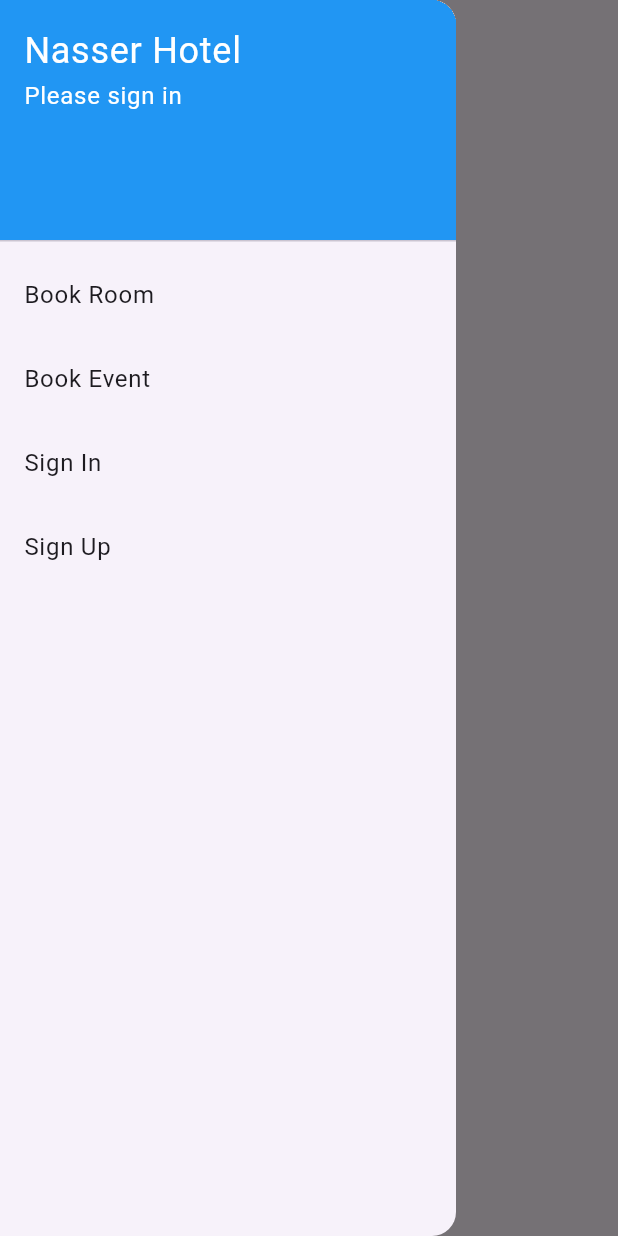
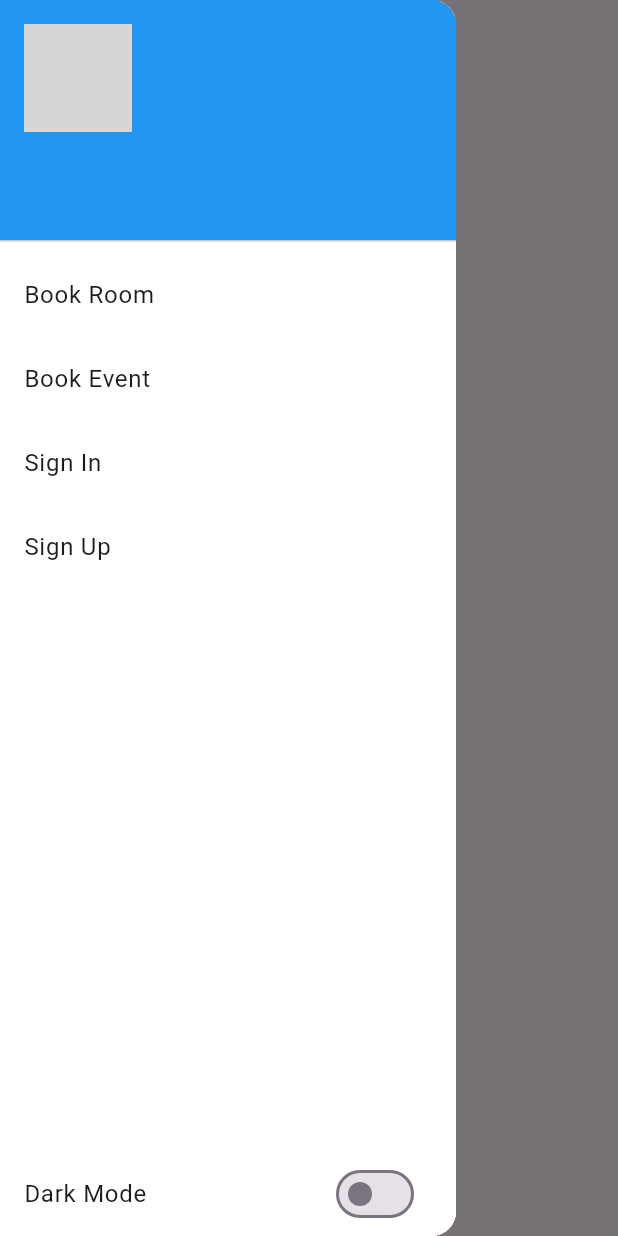
Before and after one commit to elias-nasser/project2, a Flutter app: the DashboardPage screen opened directly, with the side drawer open, on a phone screen of 412 x 824 dp. Run offline on Flutter 3.47's test engine with Material 3 defaults, Android fonts, the phone set to English and light mode, and no system bars; our stand-ins replace shared_preferences; accounts and stored records are empty; network calls fail; grey boxes are pictures that could not be loaded.

Commit message:
Retrieve the email and profile image of the user from the database on navigation drawer add dark and light mode

```diff
--- a/lib/dashboard.dart
+++ b/lib/dashboard.dart
@@ -54,7 +54,13 @@ class _DashboardPageState extends State<DashboardPage> {
 
   @override
   Widget build(BuildContext context) {
-    return Scaffold(
+    var authProvider = Provider.of<AuthProvider>(context);
+    return Theme(
+        data: ThemeData(
+          brightness: authProvider.isDarkMode ? Brightness.dark : Brightness.light,
+          canvasColor: authProvider.isDarkMode ? Colors.grey[850] : Colors.white,
+        ),
+      child : Scaffold(
       appBar: AppBar(
         title: Text('Dashboard'),
       ),
@@ -89,7 +95,7 @@ class _DashboardPageState extends State<DashboardPage> {
                 ),
               ),
             ),
-    );
+    ));
   }
 }
 
--- a/lib/navigationDrawer/navigation_drawer.dart
+++ b/lib/navigationDrawer/navigation_drawer.dart
@@ -7,68 +7,62 @@ import '../home.dart';
 import '../auth/sign_in.dart';
 import '../auth/sign_up.dart';
 
-class navigationDrawer extends StatelessWidget {
+const String _baseURL = 'https://nasserhotel.000webhostapp.com/';
+
+class navigationDrawer extends StatefulWidget {
   const navigationDrawer({Key? key}) : super(key: key);
 
+  @override
+  _navigationDrawerState createState() => _navigationDrawerState();
+}
+
+class _navigationDrawerState extends State<navigationDrawer> {
   @override
   Widget build(BuildContext context) {
     var authProvider = Provider.of<AuthProvider>(context);
     bool isLoggedIn = authProvider.isLoggedIn;
-    String? userName = authProvider.firstName;
+    String? fName = authProvider.firstName;
+    String? email = authProvider.email;
+    String? profileImage = authProvider.profileImage;
 
     return Drawer(
-      child: ListView(
-        padding: EdgeInsets.zero,
+      child: Theme(
+        data: ThemeData(
+          brightness: authProvider.isDarkMode ? Brightness.dark : Brightness.light,
+          canvasColor: authProvider.isDarkMode ? Colors.grey[850] : Colors.white,
+        ),
+        child: Container(
+          color: authProvider.isDarkMode ? Colors.grey[850] : Colors.white,
+          child: Column(
           children: <Widget>[
-          DrawerHeader(
-            decoration: BoxDecoration(
-              color: Colors.blue,
-            ),
-            child: Column(
-              crossAxisAlignment: CrossAxisAlignment.start,
-              children: [
-                Text(
-                  'Nasser Hotel',
-                  style: TextStyle(
-                    color: Colors.white,
-                    fontSize: 24,
+            UserAccountsDrawerHeader(
+              accountName: isLoggedIn ? Text(fName!) : null,
+              accountEmail: isLoggedIn ? Text(email!) : null,
+              currentAccountPicture: CircleAvatar(
+                backgroundImage: NetworkImage(
+                  '$_baseURL/assets/picture/profiles/$profileImage',
                 ),
               ),
-                if (isLoggedIn)
-                  Text(
-                    'Welcome, $userName!',
-                    style: TextStyle(
-                      color: Colors.white,
-                      fontSize: 16,
-                    ),
-                  )
-                else
-                  Text(
-                    'Please sign in',
-                    style: TextStyle(
-                      color: Colors.white,
-                      fontSize: 16,
+              decoration: BoxDecoration(
+                color: authProvider.isDarkMode ? Colors.grey[650] : Colors.blue,
               ),
             ),
-              ],
-            ),
-          ),
-          buildDrawerItem(
-            title: 'Book Room',
+            ListTile(
+              title: Text('Book Room'),
               onTap: () => navigateToPage(context, ShowRooms()),
             ),
-          buildDrawerItem(
-            title: 'Book Event',
+            ListTile(
+              title: Text('Book Event'),
               onTap: () => navigateToPage(context, ShowEvents()),
             ),
             if (isLoggedIn)
-            buildDrawerItem(
-              title: 'Dashboard',
+              ListTile(
+                title: Text('Dashboard'),
                 onTap: () => navigateToPage(context, DashboardPage()),
               ),
             if (isLoggedIn)
-            buildDrawerItem(
-              title: 'Logout',
+              ListTile(
+                title: Text('Logout'),
                 onTap: () {
                   authProvider.logout();
                   Navigator.of(context).pushReplacement(
@@ -77,27 +71,30 @@ class navigationDrawer extends StatelessWidget {
                 },
               ),
             if (!isLoggedIn)
-            buildDrawerItem(
-              title: 'Sign In',
+              ListTile(
+                title: Text('Sign In'),
                 onTap: () => navigateToPage(context, SignInPage()),
               ),
             if (!isLoggedIn)
-            buildDrawerItem(
-              title: 'Sign Up',
+              ListTile(
+                title: Text('Sign Up'),
                 onTap: () => navigateToPage(context, SignUpPage()),
               ),
+            Spacer(),
+            ListTile(
+              title: Text('Dark Mode'),
+              trailing: Switch(
+                value: authProvider.isDarkMode,
+                onChanged: (value) {
+                  setState(() {
+                    authProvider.toggleDarkMode(value);
+                  });
+                },
+              ),
+            ),
           ],
+        ),)
       ),
-    );
-  }
-
-  ListTile buildDrawerItem({
-    required String title,
-    required VoidCallback onTap,
-  }) {
-    return ListTile(
-      title: Text(title),
-      onTap: onTap,
     );
   }
 
```
Also changed, not shown: lib/auth/auth_provider.dart (+35 -10 lines), lib/auth/sign_in.dart (+22 -5 lines), lib/auth/sign_up.dart (+13 -2 lines), lib/booking/bookEvent.dart (+14 -5 lines), lib/booking/bookRoom.dart (+16 -7 lines), lib/events.dart (+11 -2 lines), lib/home.dart (+8 -4 lines). Lines whose indentation alone changed are shown as unchanged.
